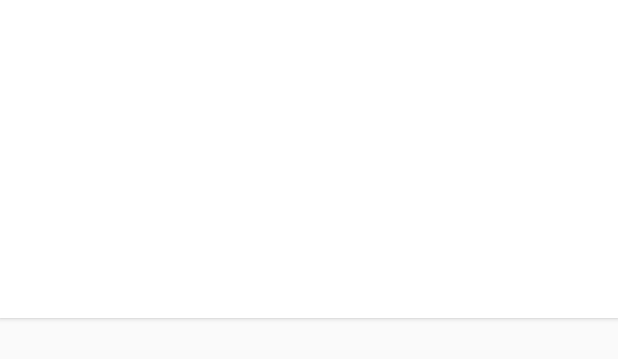
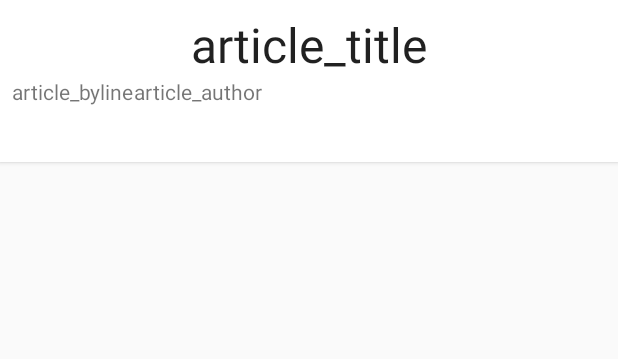
Before and after one commit to ChristianCholewa/xyz-reader-starter-code, an Android app: the layout scrollview_item.xml on its own in the app's theme, with its tools: preview values and no code run, on a phone screen of 412 x 824 dp. Shown: the top 359 px of the screen. Run offline under Robolectric (Android 15) with nearby library versions, the phone set to English and light mode, and no system bars.

Commit message:
added ConstraintLayout

```diff
--- a/XYZReader/build.gradle
+++ b/XYZReader/build.gradle
@@ -42,4 +42,5 @@ dependencies {
     implementation "com.android.support:design:$androidSupportVersion"
     implementation 'com.squareup.picasso:picasso:2.5.2'
     implementation "com.android.support:palette-v7:$androidSupportVersion"
+    implementation 'com.android.support.constraint:constraint-layout:1.1.2'
 }
--- a/XYZReader/src/main/java/com/example/xyzreader/data/Tools.java
+++ b/XYZReader/src/main/java/com/example/xyzreader/data/Tools.java
@@ -1,6 +1,5 @@
 package com.example.xyzreader.data;
 
-import android.text.Html;
 import android.text.format.DateUtils;
 import android.util.Log;
 
--- a/XYZReader/src/main/java/com/example/xyzreader/ui/ArticleDetailFragment.java
+++ b/XYZReader/src/main/java/com/example/xyzreader/ui/ArticleDetailFragment.java
@@ -9,31 +9,22 @@ import android.graphics.Bitmap;
 import android.graphics.Typeface;
 import android.graphics.drawable.BitmapDrawable;
 import android.graphics.drawable.ColorDrawable;
-import android.graphics.drawable.Drawable;
 import android.os.Bundle;
 import android.support.annotation.NonNull;
+import android.support.constraint.ConstraintLayout;
 import android.support.v4.app.ShareCompat;
 import android.support.v7.graphics.Palette;
-import android.text.Html;
-import android.text.format.DateUtils;
-import android.text.method.LinkMovementMethod;
 import android.util.Log;
 import android.view.LayoutInflater;
 import android.view.View;
 import android.view.ViewGroup;
 import android.widget.ImageView;
-import android.widget.LinearLayout;
 import android.widget.TextView;
 import android.widget.Toast;
 
 import com.example.xyzreader.R;
 import com.example.xyzreader.data.ArticleLoader;
 import com.squareup.picasso.Picasso;
-
-import java.text.ParseException;
-import java.text.SimpleDateFormat;
-import java.util.Date;
-import java.util.GregorianCalendar;
 
 import static com.example.xyzreader.data.Tools.parsePublishedDate;
 
@@ -134,7 +125,7 @@ public class ArticleDetailFragment extends Fragment implements
             return;
         }
 
-        final LinearLayout metaBar = mRootView.findViewById(R.id.meta_bar);
+        final ConstraintLayout metaBar = mRootView.findViewById(R.id.meta_bar);
         final TextView titleView = mRootView.findViewById(R.id.article_title);
         final TextView bylineView = mRootView.findViewById(R.id.article_byline);
         final TextView authorView = mRootView.findViewById(R.id.article_author);
--- a/XYZReader/src/main/res/layout/scrollview_item.xml
+++ b/XYZReader/src/main/res/layout/scrollview_item.xml
@@ -1,58 +1,67 @@
 <?xml version="1.0" encoding="utf-8"?>
-<LinearLayout android:orientation="vertical"
+<android.support.constraint.ConstraintLayout xmlns:android="http://schemas.android.com/apk/res/android"
+    xmlns:app="http://schemas.android.com/apk/res-auto"
+    xmlns:tools="http://schemas.android.com/tools"
+    android:id="@+id/linearLayout"
     android:layout_width="match_parent"
     android:layout_height="wrap_content"
-    android:layout_gravity="center_horizontal"
-    android:maxWidth="@dimen/detail_card_max_width"
     android:background="#fff"
     android:elevation="2dp"
-    xmlns:android="http://schemas.android.com/apk/res/android">
+    android:maxWidth="@dimen/detail_card_max_width">
 
-    <LinearLayout
+    <android.support.constraint.ConstraintLayout
         android:id="@+id/meta_bar"
         android:layout_width="match_parent"
         android:layout_height="wrap_content"
+        android:elevation="@dimen/card_elevation"
         android:orientation="vertical"
         android:padding="8dp"
-        android:elevation="@dimen/card_elevation">
+        app:layout_constraintEnd_toEndOf="parent"
+        app:layout_constraintStart_toStartOf="parent"
+        app:layout_constraintTop_toTopOf="parent">
 
         <TextView
             android:id="@+id/article_title"
             style="?android:attr/textAppearanceLarge"
-            android:layout_width="match_parent"
+            android:layout_width="wrap_content"
             android:layout_height="wrap_content"
+            android:lineSpacingMultiplier="0.9"
             android:textSize="@dimen/detail_title_text_size"
-            android:lineSpacingMultiplier="0.9" />
+            app:layout_constraintEnd_toEndOf="parent"
+            app:layout_constraintStart_toStartOf="parent"
+            app:layout_constraintTop_toTopOf="parent"
+            tools:text="article_title" />
 
-        <LinearLayout
-            android:layout_width="match_parent"
+        <TextView
+            android:id="@+id/article_byline"
+            android:layout_width="wrap_content"
             android:layout_height="wrap_content"
-            android:orientation="horizontal"
-            android:layout_marginStart="8dp" >
+            app:layout_constraintStart_toStartOf="parent"
+            app:layout_constraintTop_toBottomOf="@+id/article_title"
+            tools:text="article_byline" />
 
-            <TextView
-                android:id="@+id/article_byline"
-                android:layout_width="wrap_content"
-                android:layout_height="wrap_content"/>
+        <TextView
+            android:id="@+id/article_author"
+            android:layout_width="wrap_content"
+            android:layout_height="wrap_content"
+            app:layout_constraintStart_toEndOf="@+id/article_byline"
+            app:layout_constraintTop_toBottomOf="@+id/article_title"
+            tools:text="article_author" />
 
-            <TextView
-                android:id="@+id/article_author"
-                android:layout_width="wrap_content"
-                android:layout_height="wrap_content"/>
-
-        </LinearLayout>
-    </LinearLayout>
+    </android.support.constraint.ConstraintLayout>
 
     <TextView
         android:id="@+id/article_body"
         style="?android:attr/textAppearanceMedium"
         android:layout_width="match_parent"
         android:layout_height="wrap_content"
-        android:layout_marginLeft="@dimen/detail_inner_horiz_margin"
-        android:layout_marginRight="@dimen/detail_inner_horiz_margin"
-        android:layout_marginTop="@dimen/detail_body_top_margin"
-        android:layout_marginBottom="@dimen/detail_body_bottom_margin"
+        android:layout_marginEnd="16dp"
+        android:layout_marginStart="16dp"
+        android:lineSpacingMultiplier="@fraction/detail_body_line_spacing_multiplier"
         android:textSize="@dimen/detail_body_text_size"
-        android:lineSpacingMultiplier="@fraction/detail_body_line_spacing_multiplier" />
+        app:layout_constraintTop_toBottomOf="@+id/meta_bar"
+        app:layout_constraintBottom_toBottomOf="parent"
+        app:layout_constraintEnd_toEndOf="parent"
+        app:layout_constraintStart_toStartOf="parent" />
 
-</LinearLayout>
+</android.support.constraint.ConstraintLayout>
```
Also changed, not shown: XYZReader/src/main/java/com/example/xyzreader/ui/ArticleListActivity.java (+0 -8 lines).
